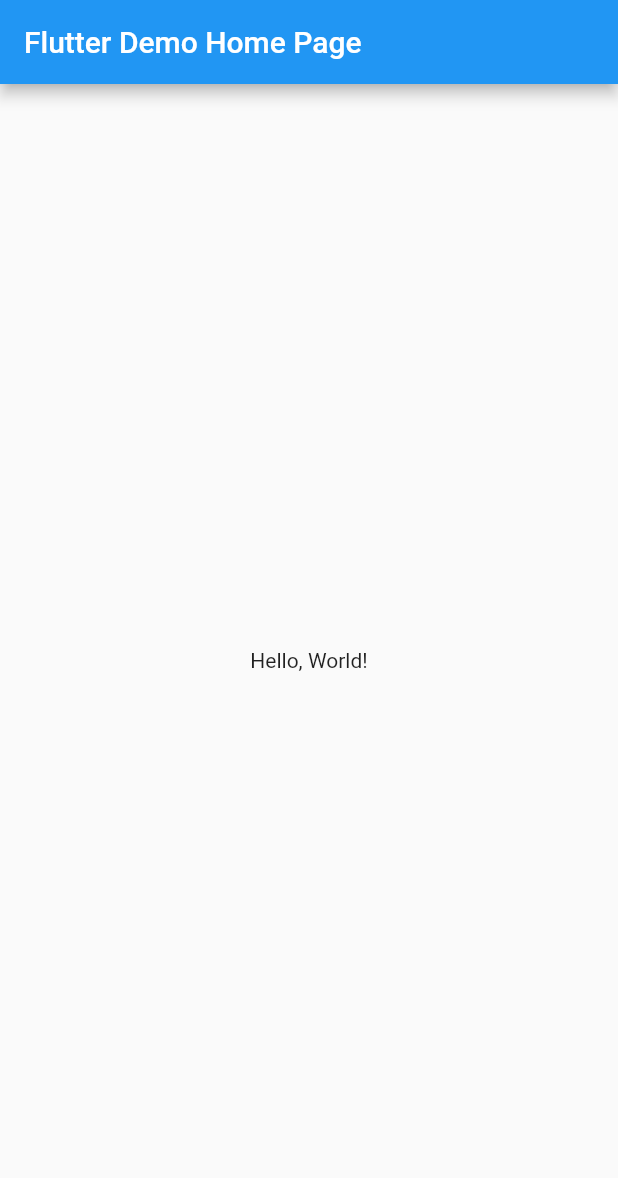
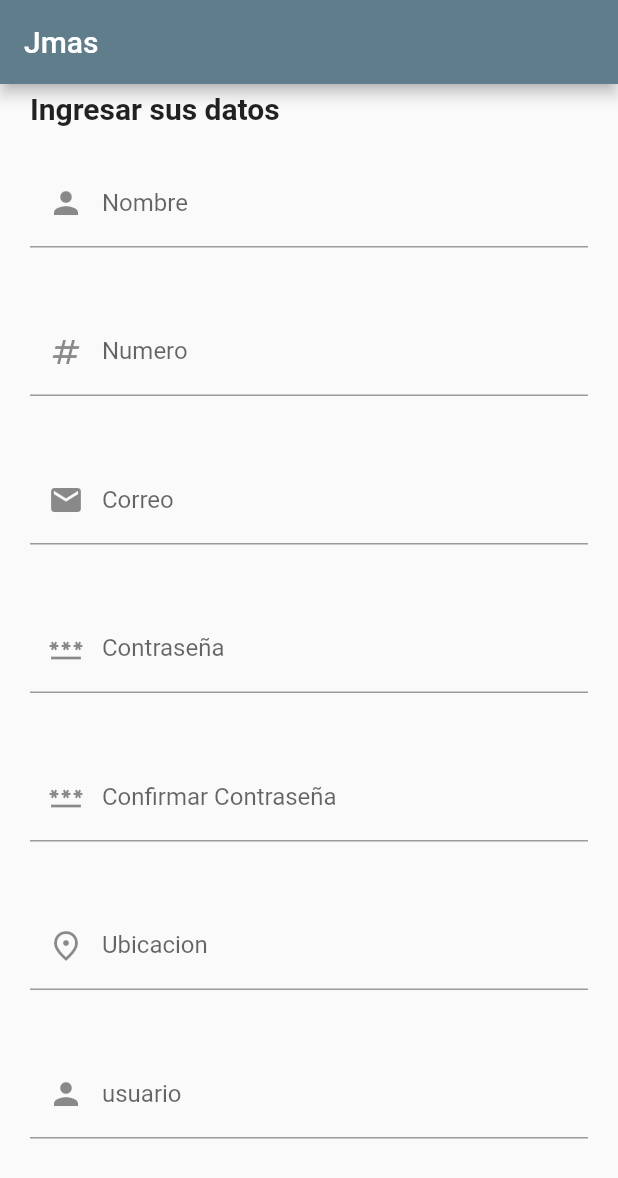
Before and after one commit to SergioIvanGurrolaCervantes/textField, a Flutter app: the screen it shows after launch, on a phone screen of 412 x 824 dp. Shown: the top 1178 px of the screen. Run offline on Flutter 3.47's test engine with Material 2 defaults, Android fonts, the phone set to English and light mode, and no system bars.

Commit message:
TextField

```diff
--- a/lib/main.dart
+++ b/lib/main.dart
@@ -1,4 +1,5 @@
 import 'package:flutter/material.dart';
+import 'package:flutter/widgets.dart';
 
 void main() => runApp(MyApp());
 
@@ -8,15 +9,16 @@ class MyApp extends StatelessWidget {
   @override
   Widget build(BuildContext context) {
     return MaterialApp(
+      debugShowCheckedModeBanner: false,
       // Application name
       title: 'Flutter Hello World',
       // Application theme data, you can set the colors for the application as
       // you want
       theme: ThemeData(
-        primarySwatch: Colors.blue,
+        primarySwatch: Colors.blueGrey,
       ),
       // A widget which will be started on application startup
-      home: MyHomePage(title: 'Flutter Demo Home Page'),
+      home: MyHomePage(title: 'Jmas'),
     );
   }
 }
@@ -32,10 +34,76 @@ class MyHomePage extends StatelessWidget {
         // The title text which will be shown on the action bar
         title: Text(title),
       ),
-      body: Center(
-        child: Text(
-          'Hello, World!',
-        ),
+      body: ListView(
+        children: [
+          Container(
+            margin: const EdgeInsets.only(left: 20),
+            child: Text(
+              'Ingresar sus datos',
+              style: TextStyle(
+                fontWeight: FontWeight.bold,
+                fontSize: 20,
+                height: 1.5,
+              ),
+            ),
+          ),
+          Container(
+              padding: EdgeInsets.all(20),
+              child: TextField(
+                decoration: InputDecoration(
+                    hintText: "N0mbre",
+                    labelText: "Nombre",
+                    prefixIcon: Icon(Icons.person)),
+              )),
+          Container(
+              padding: EdgeInsets.all(20),
+              child: TextField(
+                decoration: InputDecoration(
+                    hintText: "Numero",
+                    labelText: "Numero",
+                    prefixIcon: Icon(Icons.numbers)),
+              )),
+          Container(
+              padding: EdgeInsets.all(20),
+              child: TextField(
+                decoration: InputDecoration(
+                    hintText: "Correo",
+                    labelText: "Correo",
+                    prefixIcon: Icon(Icons.email)),
+              )),
+          Container(
+              padding: EdgeInsets.all(20),
+              child: TextField(
+                decoration: InputDecoration(
+                    hintText: "Contraseña",
+                    labelText: "Contraseña",
+                    prefixIcon: Icon(Icons.password)),
+              )),
+          Container(
+              padding: EdgeInsets.all(20),
+              child: TextField(
+                decoration: InputDecoration(
+                    hintText: "Contraseña",
+                    labelText: "Confirmar Contraseña",
+                    prefixIcon: Icon(Icons.password)),
+              )),
+          Container(
+              padding: EdgeInsets.all(20),
+              child: TextField(
+                decoration: InputDecoration(
+                    hintText: "Ubicacion",
+                    labelText: "Ubicacion",
+                    prefixIcon: Icon(Icons.place_outlined)),
+              )),
+          Container(
+              padding: EdgeInsets.all(20),
+              child: TextField(
+                decoration: InputDecoration(
+                    hintText: "usuario",
+                    labelText: "usuario",
+                    prefixIcon: Icon(Icons.person)),
+              ))
+        ],
       ),
     );
   }
```
